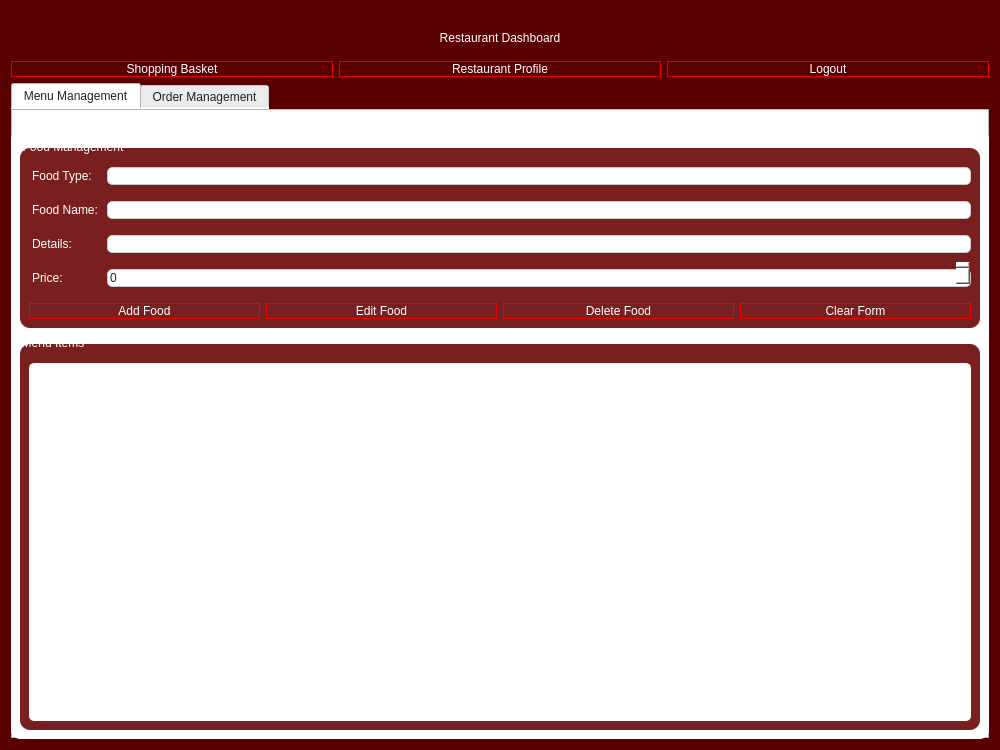
Qt form menu_restaurant.ui (ASHKAN3230/iut-food) before a commit.
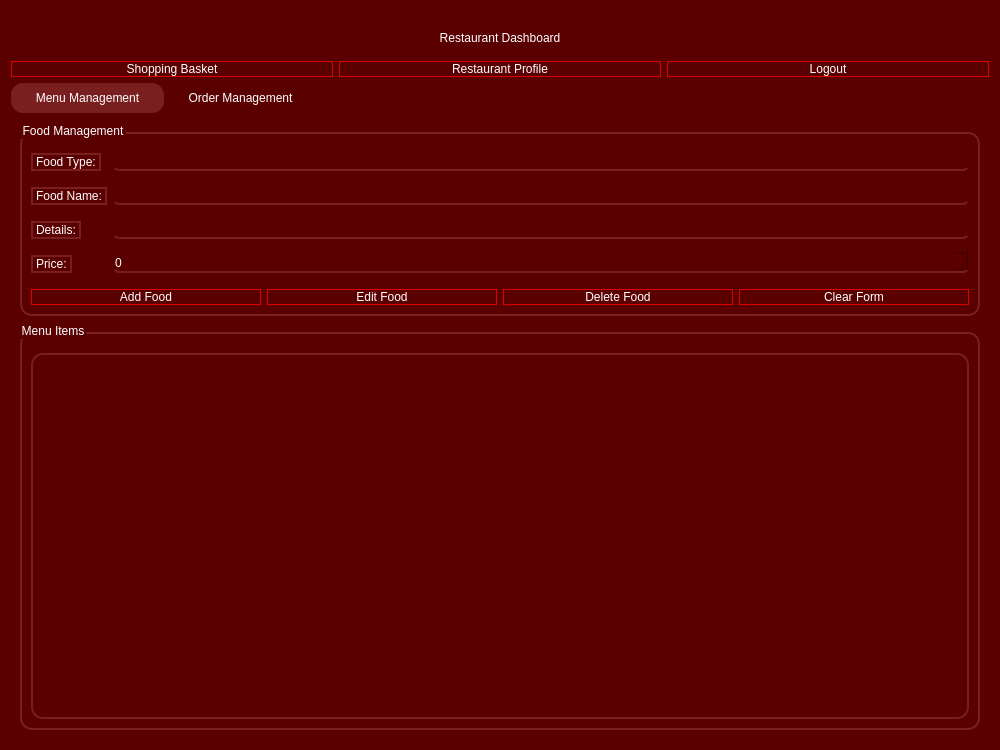
The same form after that commit.

What changed in the file:
```diff
--- a/menu_restaurant.ui
+++ b/menu_restaurant.ui
@@ -97,21 +97,53 @@
    <item>
     <widget class="QTabWidget" name="tabWidget">
      <property name="styleSheet">
-      <string notr="true">font: 700 12pt 'Segoe UI'; color: #222; background: #fff; border-radius: 10px; margin-top: 20px;</string>
+      <string notr="true">
+QTabWidget::pane {
+    background: transparent;
+    border: none;
+}
+QTabBar::tab {
+    background: rgba(90,0,0,120);
+    color: #fff;
+    border-radius: 12px 12px 0 0;
+    padding: 8px 24px;
+    font: 700 12pt 'Segoe UI';
+}
+QTabBar::tab:selected {
+    background: #7a1f1f;
+    color: #fff;
+}
+QWidget#menuTab, QWidget#ordersTab {
+    background-color: rgba(90,0,0,120);
+    border-radius: 12px;
+}
+</string>
+     </property>
+     <property name="currentIndex">
+      <number>0</number>
      </property>
      <widget class="QWidget" name="menuTab">
+      <property name="styleSheet">
+       <string notr="true">background-color: rgba(90,0,0,120);
+border-radius: 12px;</string>
+      </property>
       <attribute name="title">
        <string>Menu Management</string>
       </attribute>
       <layout class="QVBoxLayout" name="menuTabLayout">
        <item>
         <widget class="QGroupBox" name="foodManagementGroup">
+         <property name="styleSheet">
+          <string notr="true">background-color: rgba(90,0,0,120);
+border: 2px solid #7a1f1f;
+border-radius: 12px;
+color: #fff;
+font: 700 14pt 'Segoe UI';
+margin-top: 10px;</string>
+         </property>
          <property name="title">
           <string>Food Management</string>
          </property>
-         <property name="styleSheet">
-          <string notr="true">color: #fff; font: 700 14pt 'Segoe UI'; background: #7a1f1f; border-radius: 10px; margin-top: 10px;</string>
-         </property>
          <layout class="QFormLayout" name="foodFormLayout">
           <item row="0" column="0">
            <widget class="QLabel" name="foodTypeLabel">
@@ -126,7 +158,12 @@
           <item row="0" column="1">
            <widget class="QLineEdit" name="foodTypeEdit">
             <property name="styleSheet">
-             <string notr="true">background: #fff; border: 1px solid #ccc; border-radius: 5px; color: #222;</string>
+             <string notr="true">background-color: rgba(90,0,0,120);
+border: none;
+border-bottom: 2px solid #7a1f1f;
+color: #fff;
+font: 700 11pt 'Segoe UI';
+border-radius: 6px;</string>
             </property>
            </widget>
           </item>
@@ -143,7 +180,12 @@
           <item row="1" column="1">
            <widget class="QLineEdit" name="foodNameEdit">
             <property name="styleSheet">
-             <string notr="true">background: #fff; border: 1px solid #ccc; border-radius: 5px; color: #222;</string>
+             <string notr="true">background-color: rgba(90,0,0,120);
+border: none;
+border-bottom: 2px solid #7a1f1f;
+color: #fff;
+font: 700 11pt 'Segoe UI';
+border-radius: 6px;</string>
             </property>
            </widget>
           </item>
@@ -160,7 +202,12 @@
           <item row="2" column="1">
            <widget class="QLineEdit" name="foodDetailsEdit">
             <property name="styleSheet">
-             <string notr="true">background: #fff; border: 1px solid #ccc; border-radius: 5px; color: #222;</string>
+             <string notr="true">background-color: rgba(90,0,0,120);
+border: none;
+border-bottom: 2px solid #7a1f1f;
+color: #fff;
+font: 700 11pt 'Segoe UI';
+border-radius: 6px;</string>
             </property>
            </widget>
           </item>
@@ -176,15 +223,20 @@
           </item>
           <item row="3" column="1">
            <widget class="QSpinBox" name="priceSpinBox">
+            <property name="styleSheet">
+             <string notr="true">background-color: rgba(90,0,0,120);
+border: none;
+border-bottom: 2px solid #7a1f1f;
+color: #fff;
+font: 700 11pt 'Segoe UI';
+border-radius: 6px;</string>
+            </property>
             <property name="minimum">
              <number>0</number>
             </property>
             <property name="maximum">
              <number>999999</number>
             </property>
-            <property name="styleSheet">
-             <string notr="true">background: #fff; border: 1px solid #ccc; border-radius: 5px; color: #222;</string>
-            </property>
            </widget>
           </item>
           <item row="4" column="0" colspan="2">
@@ -276,17 +328,49 @@
        </item>
        <item>
         <widget class="QGroupBox" name="menuDisplayGroup">
+         <property name="styleSheet">
+          <string notr="true">background-color: rgba(90,0,0,120);
+border: 2px solid #7a1f1f;
+border-radius: 12px;
+color: #fff;
+font: 700 14pt 'Segoe UI';
+margin-top: 10px;</string>
+         </property>
          <property name="title">
           <string>Menu Items</string>
          </property>
-         <property name="styleSheet">
-          <string notr="true">color: #fff; font: 700 14pt 'Segoe UI'; background: #7a1f1f; border-radius: 10px; margin-top: 10px;</string>
-         </property>
          <layout class="QVBoxLayout" name="menuTableLayout">
           <item>
            <widget class="QTableWidget" name="menuTableWidget">
             <property name="styleSheet">
-             <string notr="true">background: #fff; color: #222; border-radius: 5px; font: 11pt 'Segoe UI';</string>
+             <string notr="true">
+QTableWidget {
+    background-color: rgba(90,0,0,120);
+    border: 2px solid #7a1f1f;
+    border-radius: 12px;
+    color: #fff;
+    font: 11pt 'Segoe UI';
+    selection-background-color: #7a1f1f;
+    selection-color: #fff;
+    gridline-color: #7a1f1f;
+    alternate-background-color: rgba(90,0,0,80);
+}
+QHeaderView::section {
+    background-color: #7a1f1f;
+    color: #fff;
+    font: 700 11pt 'Segoe UI';
+    border: none;
+    border-radius: 0;
+    padding: 6px;
+}
+QTableCornerButton::section {
+    background-color: #7a1f1f;
+    border: none;
+}
+QScrollBar:vertical, QScrollBar:horizontal {
+    background: rgba(90,0,0,80);
+}
+</string>
             </property>
            </widget>
           </item>
```
Left out of the diff: 172 changed lines with no effect on the pictures.
